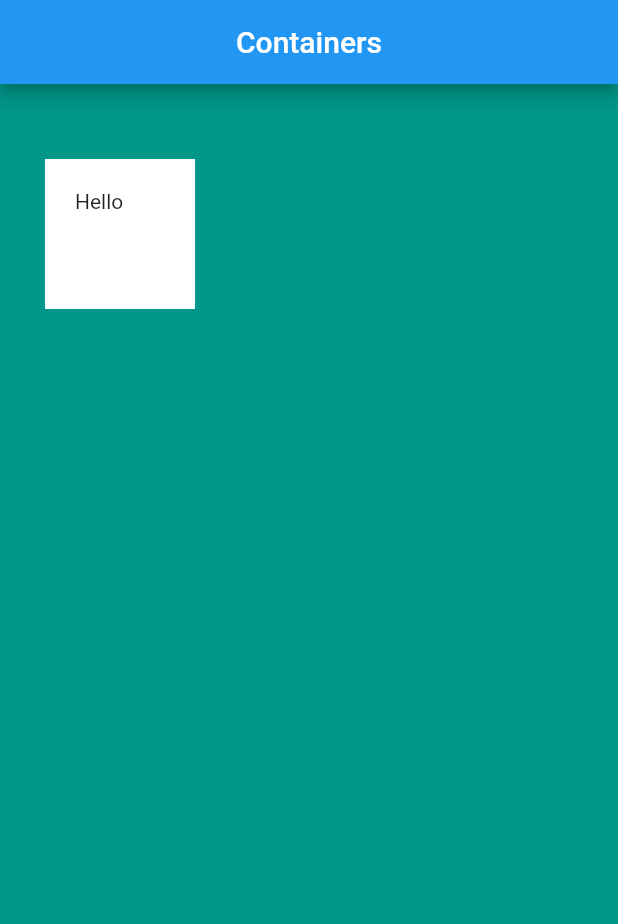
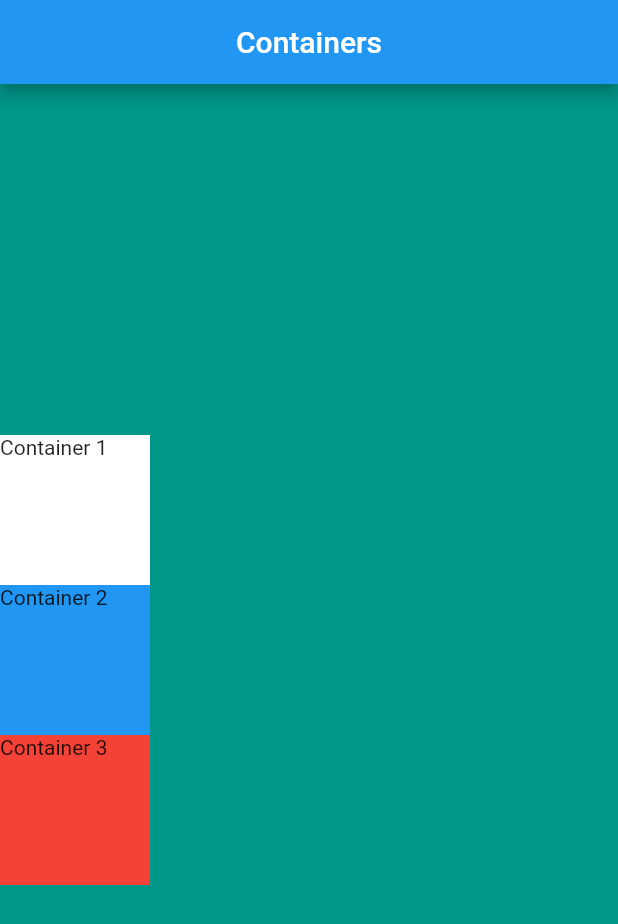
Before and after one commit to tdygert/containers_2, a Flutter app: the screen it shows after launch, on a phone screen of 412 x 824 dp. Shown: the top 924 px of the screen. Run offline on Flutter 3.47's test engine with Material 2 defaults, Android fonts, the phone set to English and light mode, and no system bars.

Commit message:
played with column and row

```diff
--- a/lib/main.dart
+++ b/lib/main.dart
@@ -15,22 +15,38 @@ class MyApp extends StatelessWidget {
           ),
         ),
         body: SafeArea(
-        child: Container(
+          child: Column(
+            mainAxisAlignment: MainAxisAlignment.center,
+            crossAxisAlignment: CrossAxisAlignment.center,
+            children: <Widget>[
+              Container(
                 height: 100,
                 width: 100,
-          margin: EdgeInsets.only(
-            left: 30,
-            top: 50,
-          ),
-          padding: EdgeInsets.all(
-            20,
-          ),
                 color: Colors.white,
                 child: Text(
-            'Hello',
+                  'Container 1',
+                ),
+              ),
+              Container(
+                height: 100,
+                width: 100,
+                color: Colors.blue,
+                child: Text(
+                  'Container 2',
+                ),
+              ),
+              Container(
+                height: 100,
+                width: 100,
+                color: Colors.red,
+                child: Text(
+                  'Container 3',
+                ),
+              ),
+            ],
           ),
         ),
       ),
-    ));
+    );
   }
 }
```
Lines whose indentation alone changed are shown as unchanged.
